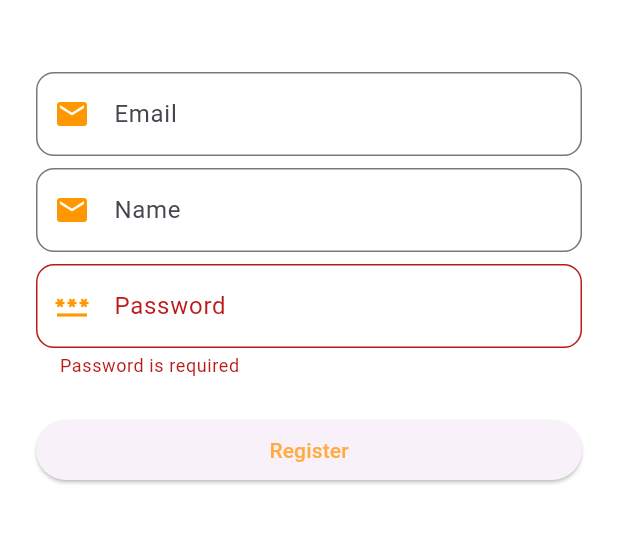
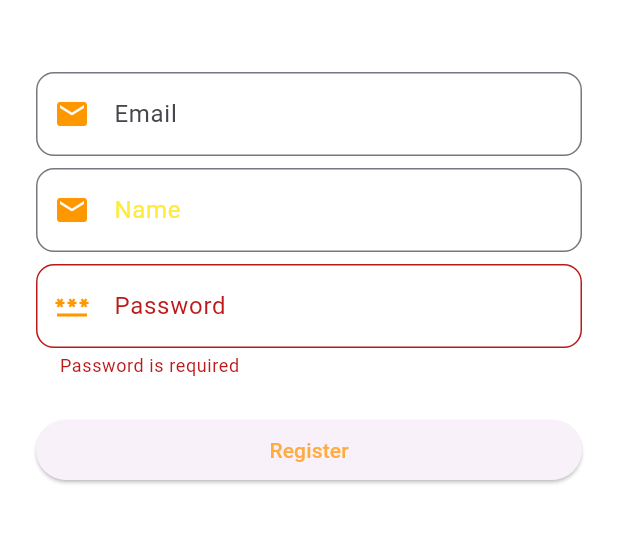
Before and after one commit to ShivaniPatni0/we_chat, a Flutter app: the RegistrationScreen screen opened directly, on a phone screen of 412 x 824 dp, the part 525-1069 px from its top. Run offline on Flutter 3.47's test engine with Material 3 defaults, Android fonts, the phone set to English and light mode, and no system bars; drawn by our look-alikes of modal_progress_hud_nsn; our stand-ins replace cached_network_image, cloud_firestore, emoji_picker_flutter, firebase_auth, firebase_core, firebase_messaging and 5 more; missing offline and left inert: flutter_notification_channel, googleapis; accounts and stored records are empty; statements that could not run were skipped; key blocks and very long unbroken strings in the code were emptied for the run.

Commit message:
add color for text

```diff
--- a/lib/screens/auth/register_screen.dart
+++ b/lib/screens/auth/register_screen.dart
@@ -109,7 +109,8 @@ class _RegistrationScreenState extends State<RegistrationScreen> {
                       border: OutlineInputBorder(
                           borderRadius: BorderRadius.circular(12)),
                       hintText: 'Enter Name',
-                      label: const Text('Name')),
+
+                      label: const Text('Name',style: TextStyle(color: Colors.yellow),)),
                 ),
                 const SizedBox(
                   height: 8.0,
```
